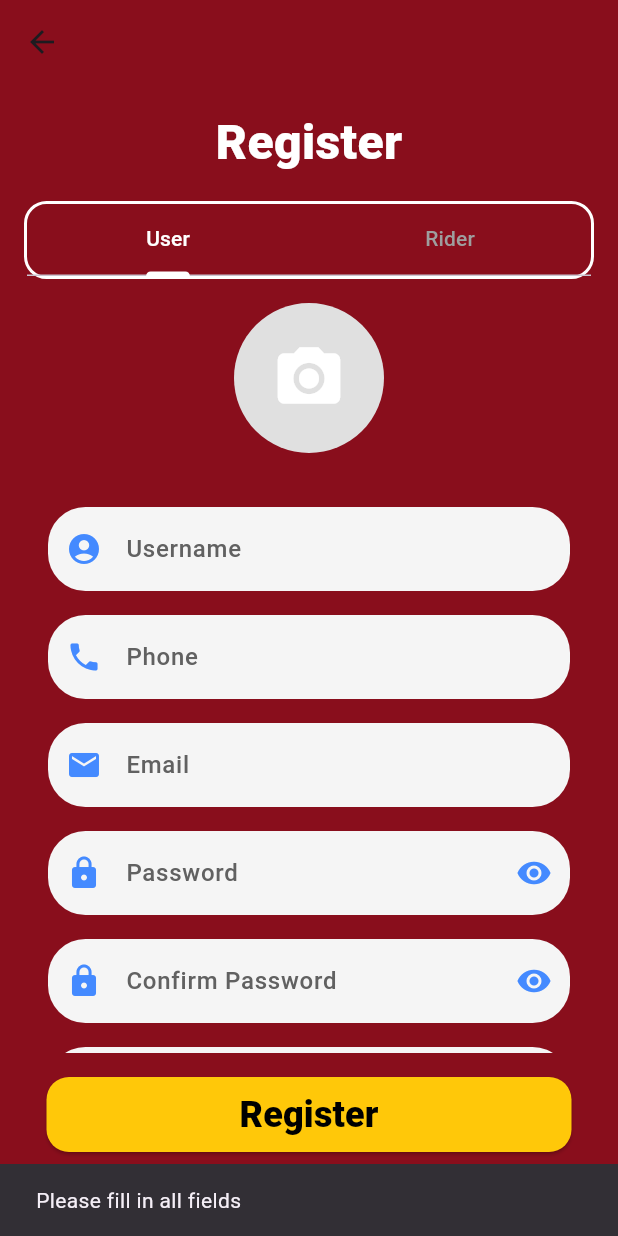
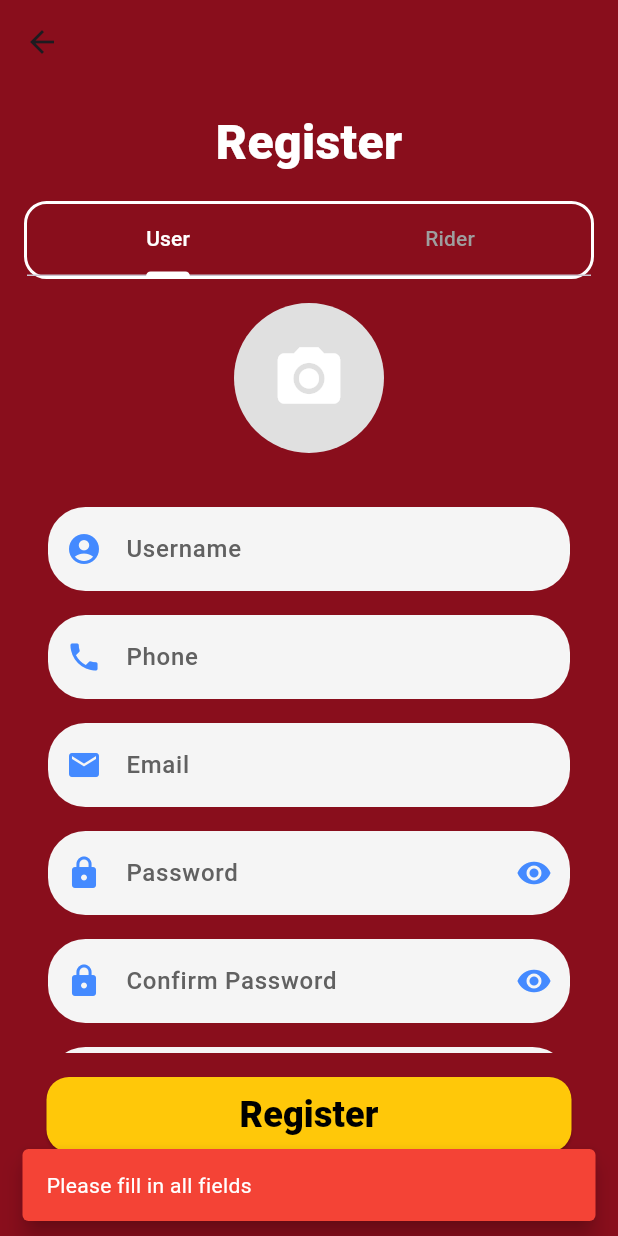
Before and after one commit to Pachara004/IshowSpeed, a Flutter app: the RegisterPage screen opened directly, after a tap on "Register", on a phone screen of 412 x 824 dp. Run offline on Flutter 3.47's test engine with Material 3 defaults, Android fonts, the phone set to English and light mode, and no system bars; our stand-ins replace cloud_firestore, firebase_auth, firebase_core, firebase_storage, flutter_map, geolocator and 4 more; accounts and stored records are empty.

Commit message:
Update register.dart

```diff
--- a/ishowspeed/lib/pages/register.dart
+++ b/ishowspeed/lib/pages/register.dart
@@ -59,9 +59,7 @@ class _RegisterPageState extends State<RegisterPage> {
         _profileImage = File(pickedFile.path);
       });
     } else {
-      ScaffoldMessenger.of(context).showSnackBar(
-        const SnackBar(content: Text('No image selected.')),
-      );
+      _showCustomSnackBar('No image selected.', backgroundColor: Colors.red);
     }
   }
 
@@ -78,9 +76,7 @@ class _RegisterPageState extends State<RegisterPage> {
       final downloadUrl = await ref.getDownloadURL();
       return downloadUrl;
     } catch (e) {
-      ScaffoldMessenger.of(context).showSnackBar(
-        SnackBar(content: Text('Failed to upload profile image: $e')),
-      );
+      _showCustomSnackBar('Failed to upload profile image: $e', backgroundColor: Colors.red);
       return null;
     }
   }
@@ -94,9 +90,7 @@ class _RegisterPageState extends State<RegisterPage> {
 
       return querySnapshot.docs.isNotEmpty;
     } catch (e) {
-      ScaffoldMessenger.of(context).showSnackBar(
-        SnackBar(content: Text('Error checking phone number: $e')),
-      );
+      _showCustomSnackBar('Error checking phone number: $e', backgroundColor: Colors.red);
       return false;
     }
   }
@@ -118,61 +112,46 @@ class _RegisterPageState extends State<RegisterPage> {
         _passwordController.text.isEmpty ||
         _confirmPasswordController.text.isEmpty ||
         (_userType == 'Rider' && _vehicleController.text.isEmpty)) {
-      ScaffoldMessenger.of(context).showSnackBar(
-        const SnackBar(content: Text('Please fill in all fields')),
-      );
+      _showCustomSnackBar('Please fill in all fields', backgroundColor: Colors.red);
+
       return;
     }
 
     // ตรวจสอบว่าผู้ใช้ได้เลือกรูปภาพหรือยัง
     if (_profileImage == null) {
-      ScaffoldMessenger.of(context).showSnackBar(
-        const SnackBar(content: Text('Please select a profile image')),
-      );
+      _showCustomSnackBar('Please select a profile image', backgroundColor: Colors.red);
       return;
     }
 
     // ตรวจสอบว่ากรอกที่อยู่หรือเลือกพิกัดแล้วหรือยัง
     if (_userType == 'User' && _addressController.text.isEmpty) {
-      ScaffoldMessenger.of(context).showSnackBar(
-        const SnackBar(
-            content: Text('Please provide your address or select a location')),
-      );
+      _showCustomSnackBar('Please provide your address or select a location', backgroundColor: Colors.red);
       return;
     }
 
     // ตรวจสอบว่ากรอกทะเบียนรถเฉพาะเมื่อเป็น Rider
     if (_userType == 'Rider' && _vehicleController.text.isEmpty) {
-      ScaffoldMessenger.of(context).showSnackBar(
-        const SnackBar(
-            content: Text('Please add your vehicle registration number')),
-      );
+      _showCustomSnackBar('Please add your vehicle registration number', backgroundColor: Colors.red);
       return;
     }
 
     // ตรวจสอบความยาวของเบอร์โทร
     if (_phoneController.text.length != 10) {
-      ScaffoldMessenger.of(context).showSnackBar(
-        const SnackBar(content: Text('Phone number must be 10 digits')),
-      );
+      _showCustomSnackBar('Phone number must be 10 digits', backgroundColor: Colors.red);
       return;
     }
 
     // ตรวจสอบว่าเบอร์โทรซ้ำหรือไม่
     bool isDuplicate = await _isPhoneNumberDuplicate(_phoneController.text);
     if (isDuplicate) {
-      ScaffoldMessenger.of(context).showSnackBar(
-        const SnackBar(content: Text('Phone number already registered')),
-      );
+      _showCustomSnackBar('Phone number already registered', backgroundColor: Colors.red);
       return;
     }
 
     // ตรวจสอบว่าอีเมลซ้ำหรือไม่
     bool isDuplicateEmail = await _isEmailDuplicate(_emailController.text);
     if (isDuplicateEmail) {
-      ScaffoldMessenger.of(context).showSnackBar(
-        const SnackBar(content: Text('Email already registered')),
-      );
+      _showCustomSnackBar('Email already registered', backgroundColor: Colors.red);
       return;
     }
 
@@ -180,16 +159,14 @@ class _RegisterPageState extends State<RegisterPage> {
     String latitude = '';
     String longitude = '';
 
-    if (_userType == 'Rider') {
+    if (_userType == 'Rider' || _userType == 'User') {
       // หากเป็น Rider ให้ใช้พิกัดปัจจุบัน
       try {
         LatLng _currentLocation = await GeolocatorServices.getCurrentLocation();
         latitude = _currentLocation.latitude.toString();
         longitude = _currentLocation.longitude.toString();
       } catch (e) {
-        ScaffoldMessenger.of(context).showSnackBar(
-          SnackBar(content: Text('Failed to get current location: $e')),
-        );
+        _showCustomSnackBar('Failed to get current location: $e', backgroundColor: Colors.red);
         return;
       }
     } else {
@@ -202,18 +179,11 @@ class _RegisterPageState extends State<RegisterPage> {
           latitude = gpsParts[0].trim();
           longitude = gpsParts[1].trim();
         } else {
-          ScaffoldMessenger.of(context).showSnackBar(
-            const SnackBar(
-                content: Text(
-                    'Invalid GPS format. Please provide both latitude and longitude.')),
-          );
+          _showCustomSnackBar('Invalid GPS format. Please provide both latitude and longitude.', backgroundColor: Colors.red);
           return;
         }
       } else {
-        ScaffoldMessenger.of(context).showSnackBar(
-          const SnackBar(
-              content: Text('Please provide valid GPS coordinates.')),
-        );
+        _showCustomSnackBar('Please provide valid GPS coordinates.', backgroundColor: Colors.red);
         return;
       }
     }
@@ -251,26 +221,31 @@ class _RegisterPageState extends State<RegisterPage> {
         });
 
         // แสดงข้อความสำเร็จ
-        ScaffoldMessenger.of(context).showSnackBar(
-          const SnackBar(content: Text('Registration Successful')),
-        );
+        _showCustomSnackBar('Registration Successful', backgroundColor: const Color.fromARGB(255, 3, 180, 17));
 
         // นำทางกลับไปยังหน้าล็อกอินหรือหน้าที่ต้องการ
         Navigator.pop(context);
       } catch (e) {
-        // จัดการกรณีที่การเขียน Firestore ล้มเหลว
-        ScaffoldMessenger.of(context).showSnackBar(
-          SnackBar(content: Text('Registration Failed: $e')),
-        );
+        _showCustomSnackBar('Registration Failed: $e', backgroundColor: const Color.fromARGB(255, 255, 0, 0));
       }
     } else {
       // รหัสผ่านไม่ตรงกัน
-      ScaffoldMessenger.of(context).showSnackBar(
-        const SnackBar(content: Text('Passwords do not match')),
-      );
+      _showCustomSnackBar('Passwords do not match', backgroundColor: const Color.fromARGB(255, 255, 0, 0));
     }
   }
-
+  void _showCustomSnackBar(String message, {Color? backgroundColor, Color? textColor}) {
+  ScaffoldMessenger.of(context).showSnackBar(
+    SnackBar(
+      content: Text(
+        message,
+        style: TextStyle(color: textColor ?? Colors.white), // กำหนดสีข้อความ
+      ),
+      backgroundColor: backgroundColor ?? Colors.blue, // กำหนดสีพื้นหลัง
+      duration: const Duration(seconds: 3), // ระยะเวลาแสดง
+      behavior: SnackBarBehavior.floating, // พฤติกรรมการแสดง
+    ),
+  );
+}
   @override
   Widget build(BuildContext context) {
     return Scaffold(
```
